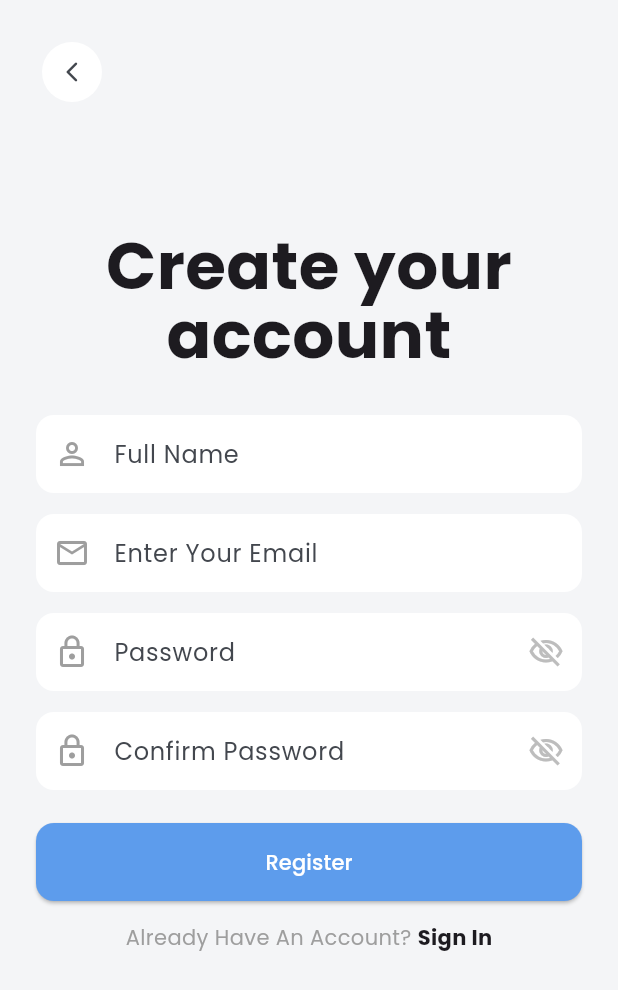
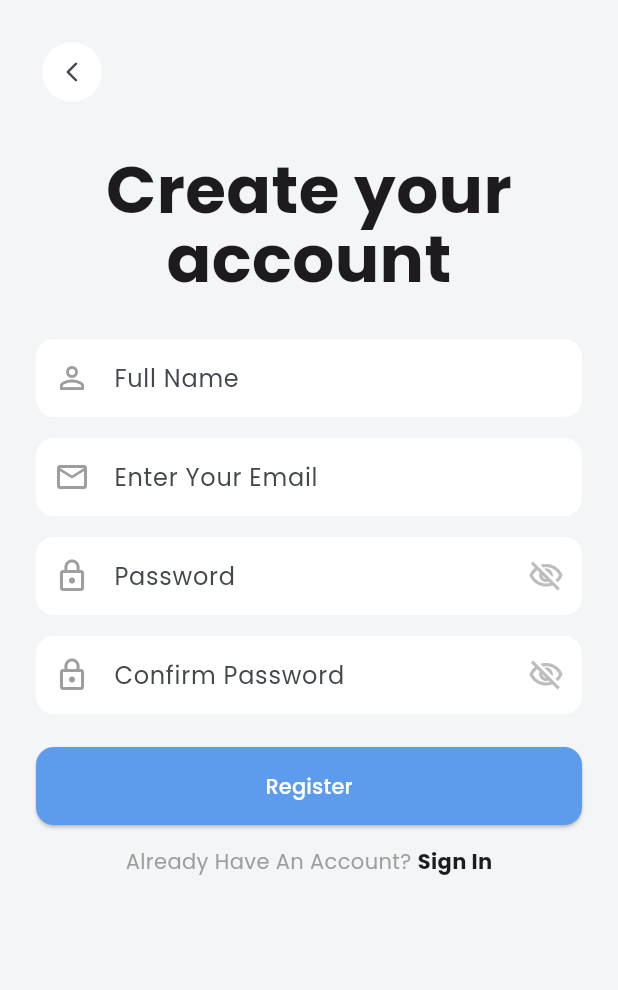
Before and after one commit to Spanca05/Memory2Care, a Flutter app: the screen it shows after launch, after a tap on "Sign up", on a phone screen of 412 x 824 dp. Shown: the top 990 px of the screen. Run offline on Flutter 3.47's test engine with Material 3 defaults, Android fonts, the phone set to English and light mode, and no system bars; our stand-ins replace flutter_local_notifications, google_fonts, permission_handler, shared_preferences, sqflite, timezone; accounts and stored records are empty.

Commit message:
fix: conflict due to merges

```diff
--- a/app/memory2care/lib/screens/auth/create_account_screen.dart
+++ b/app/memory2care/lib/screens/auth/create_account_screen.dart
@@ -66,7 +66,7 @@ class _CreateAccountScreenState extends State<CreateAccountScreen> {
 
     return Scaffold(
       body: SafeArea(
-        child: Padding(
+        child: SingleChildScrollView(
           padding: const EdgeInsets.all(24),
           child: Form(
             key: _formKey,
@@ -83,7 +83,7 @@ class _CreateAccountScreenState extends State<CreateAccountScreen> {
                     ),
                   ),
                 ),
-                const Spacer(),
+                const SizedBox(height: 32),
                 const Text(
                   'Create your\naccount',
                   textAlign: TextAlign.center,
@@ -157,7 +157,7 @@ class _CreateAccountScreenState extends State<CreateAccountScreen> {
                     ),
                   ],
                 ),
-                const Spacer(flex: 2),
+                const SizedBox(height: 24),
               ],
             ),
           ),
```
